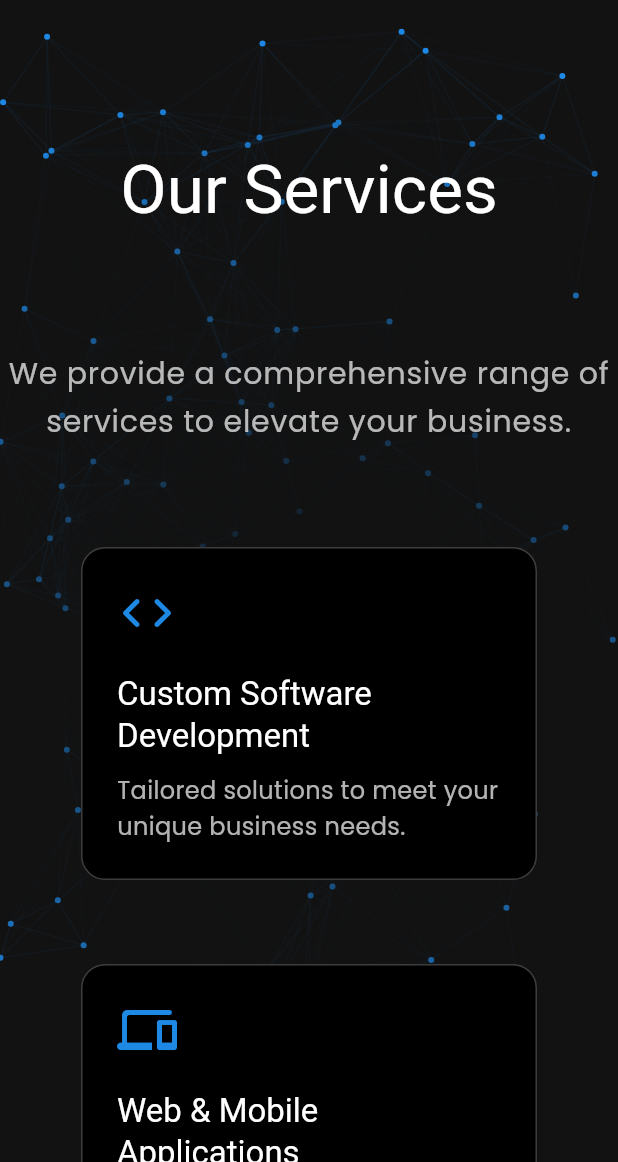
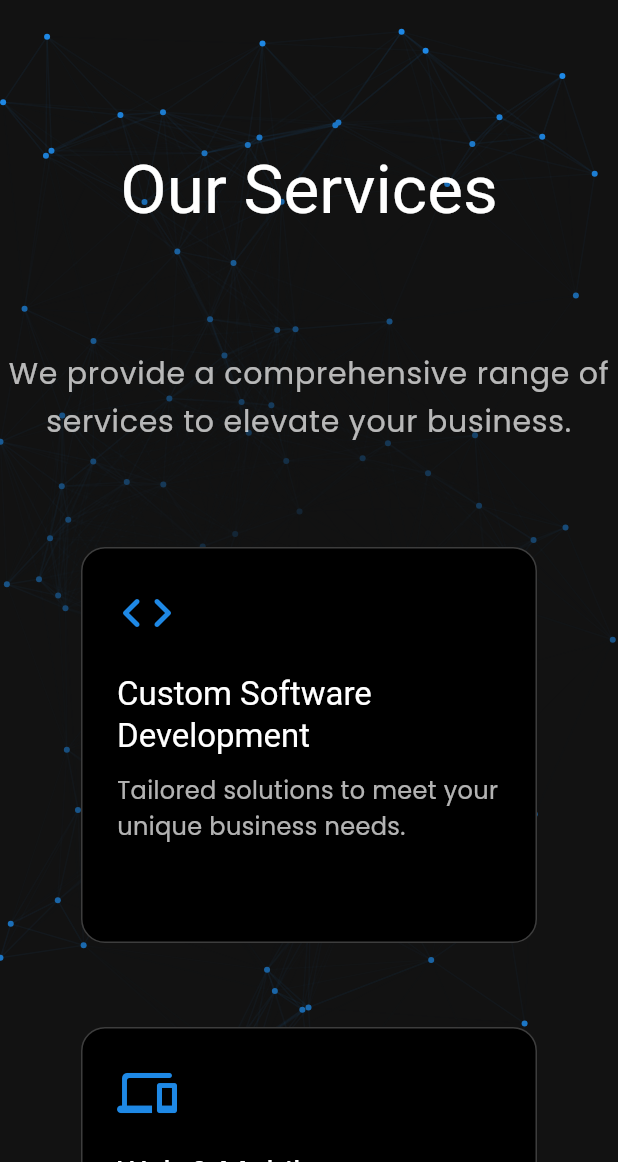
Before and after one commit to Strenu/web, a Flutter app: the screen it shows after launch, after a tap on "Discover Our Services", on a phone screen of 412 x 824 dp, the part 74-1236 px from its top. Run offline on Flutter 3.47's test engine with Material 3 defaults, Android fonts, the phone set to English and light mode, and no system bars; drawn by our look-alikes of flutter_animate; our stand-ins replace font_awesome_flutter, go_router, google_fonts, simple_animations; network calls fail.

Commit message:
[FIX] Card constraints

```diff
--- a/lib/widgets/benefit_item.dart
+++ b/lib/widgets/benefit_item.dart
@@ -22,20 +22,24 @@ class BenefitItem extends StatelessWidget {
 
     final content = Column(
       crossAxisAlignment: CrossAxisAlignment.start,
-      mainAxisSize: MainAxisSize.min, // Lo restauramos para que la tarjeta se ajuste a su contenido
+      mainAxisSize: MainAxisSize.min,
       children: [
         Icon(icon, size: 40, color: colorScheme.primary),
         const SizedBox(height: 20),
         Text(title, style: textTheme.titleLarge),
         const SizedBox(height: 10),
         Text(description, style: textTheme.bodyMedium),
-        // const Spacer(), // <-- LÍNEA ELIMINADA QUE CAUSABA EL ERROR
       ],
     );
 
-    return StrenuBaseCard(
-      enableHover: enableHover,
-      child: content,
+    // --- LA CORRECCIÓN ESTÁ AQUÍ ---
+    // Envolvemos la tarjeta base en un ConstrainedBox para darle una altura mínima.
+    return ConstrainedBox(
+      constraints: const BoxConstraints(minHeight: 280), // Altura mínima generosa
+      child: StrenuBaseCard(
+        enableHover: enableHover,
+        child: content,
+      ),
     );
   }
 }
--- a/lib/widgets/service_card.dart
+++ b/lib/widgets/service_card.dart
@@ -20,12 +20,9 @@ class ServiceCard extends StatelessWidget {
 
     final content = Column(
       crossAxisAlignment: CrossAxisAlignment.start,
+      mainAxisSize: MainAxisSize.min,
       children: [
-        Icon(
-          icon,
-          size: 40,
-          color: colorScheme.primary,
-        ),
+        Icon(icon, size: 40, color: colorScheme.primary),
         const SizedBox(height: 20),
         Text(title, style: textTheme.titleLarge),
         const SizedBox(height: 10),
@@ -33,8 +30,12 @@ class ServiceCard extends StatelessWidget {
       ],
     );
 
-    return StrenuBaseCard(
-      child: content,
+    // --- LA CORRECCIÓN ESTÁ AQUÍ ---
+    return ConstrainedBox(
+      constraints: const BoxConstraints(minHeight: 280),
+      child: StrenuBaseCard(
+        child: content,
+      ),
     );
   }
 }
```
Also changed, not shown: lib/widgets/feature_card.dart (+8 -8 lines).
